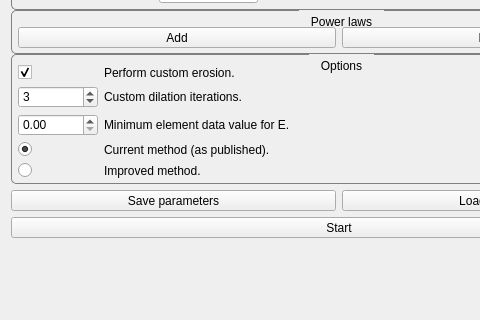
araex/mitk-gem, file Plugins/ch.zhaw.materialmapping/src/internal/MaterialMappingViewControls.ui: the form before one commit; both pictures show x 0 to 480 and y 468 to 788 of the 678 by 1054 pixel window.
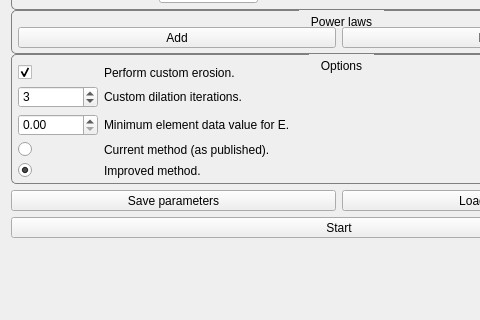
The form after the commit. Custom widgets are drawn as their Qt base class.

Commit message: updated plugin manifest

```diff
--- a/Plugins/ch.zhaw.materialmapping/src/internal/MaterialMappingViewControls.ui
+++ b/Plugins/ch.zhaw.materialmapping/src/internal/MaterialMappingViewControls.ui
@@ -1141,7 +1141,7 @@
                  <string/>
                 </property>
                 <property name="checked">
-                 <bool>true</bool>
+                 <bool>false</bool>
                 </property>
                </widget>
               </item>
@@ -1260,7 +1260,7 @@
                  <string/>
                 </property>
                 <property name="checked">
-                 <bool>false</bool>
+                 <bool>true</bool>
                 </property>
                </widget>
               </item>
```
The commit also changes 2 other files.
